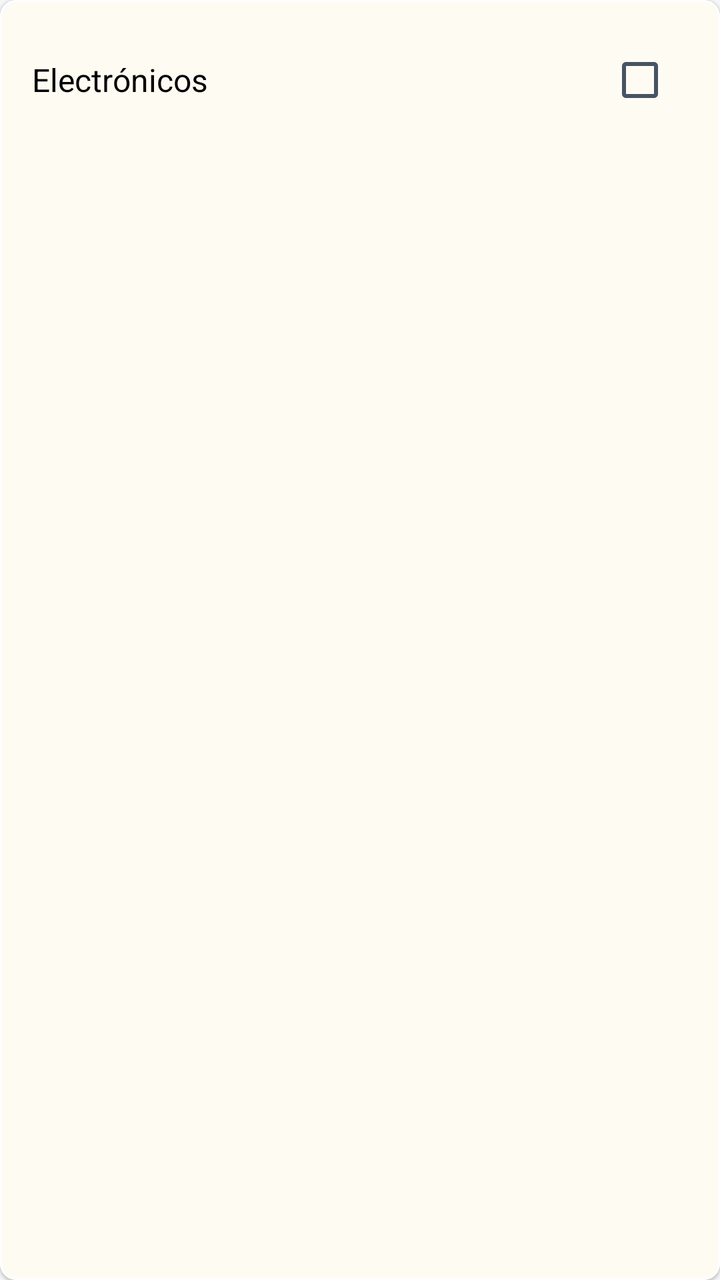
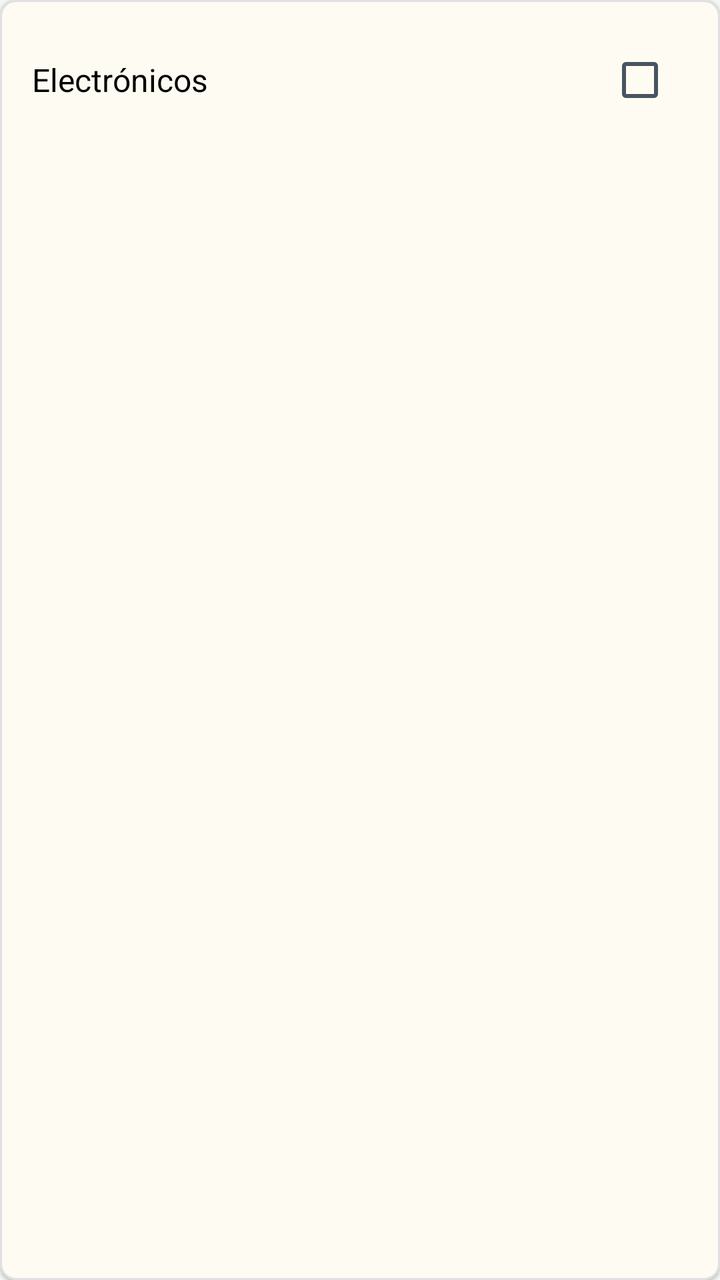

An Android layout rendered at two revisions. The XML below is the earlier revision; the diff shows what the commit changed to produce the second picture.
<!-- AndroidManifest.xml: application theme Base.Theme.MercadeoComitan -->
<!-- res/layout/item_categoria_favorita.xml -->
<?xml version="1.0" encoding="utf-8"?>
<com.google.android.material.card.MaterialCardView xmlns:android="http://schemas.android.com/apk/res/android"
    xmlns:app="http://schemas.android.com/apk/res-auto"
    android:layout_width="match_parent"
    android:layout_height="wrap_content"
    android:layout_marginHorizontal="8dp"
    android:layout_marginVertical="4dp"
    app:cardCornerRadius="8dp"
    app:cardElevation="1dp"
    app:strokeColor="@color/gray_light"
    app:strokeWidth="1dp">

    <LinearLayout
        android:layout_width="match_parent"
        android:layout_height="wrap_content"
        android:background="?attr/selectableItemBackground"
        android:gravity="center_vertical"
        android:orientation="horizontal"
        android:padding="16dp">

        <TextView
            android:id="@+id/tvCategoria"
            android:layout_width="0dp"
            android:layout_height="wrap_content"
            android:layout_weight="1"
            android:text="Electrónicos"
            android:textColor="@color/black"
            android:textSize="16sp" />

        <com.google.android.material.checkbox.MaterialCheckBox
            android:id="@+id/checkboxFavorita"
            android:layout_width="wrap_content"
            android:layout_height="wrap_content"
            android:clickable="false" />

    </LinearLayout>

</com.google.android.material.card.MaterialCardView>
<!-- resources referenced by this layout -->
<resources>
  <color name="black">#000000</color>
  <style name="Base.Theme.MercadeoComitan" parent="Theme.Material3.Light.NoActionBar">
          <item name="colorPrimary">@color/mi_color</item>
          <item name="colorOnPrimary">@color/brand_navy</item>
          <item name="colorPrimaryContainer">@color/brand_yellow_container</item>
          <item name="colorOnPrimaryContainer">@color/brand_navy</item>
          <item name="colorSecondary">@color/brand_teal</item>
          <item name="colorOnSecondary">@color/white</item>
          <item name="colorSecondaryContainer">@color/md_theme_primaryContainer</item>
          <item name="colorOnSecondaryContainer">@color/md_theme_onPrimaryContainer</item>
          <item name="colorTertiary">@color/brand_blue</item>
          <item name="colorOnTertiary">@color/white</item>
          <item name="colorSurface">@color/md_theme_surface</item>
          <item name="colorOnSurface">@color/md_theme_onSurface</item>
          <item name="colorSurfaceVariant">@color/md_theme_surfaceVariant</item>
          <item name="colorOnSurfaceVariant">@color/md_theme_onSurfaceVariant</item>
          <item name="colorOutline">@color/md_theme_outline</item>
          <item name="colorOutlineVariant">@color/md_theme_outlineVariant</item>
          <item name="android:colorBackground">@color/md_theme_background</item>
          <item name="android:navigationBarColor">@color/md_theme_surface</item>
          <item name="android:statusBarColor">@color/mi_color</item>
          <item name="android:windowLightStatusBar">true</item>
          <item name="android:fontFamily">sans-serif</item>
      </style>
  <color name="mi_color">#F5B400</color>
  <color name="brand_navy">#17324D</color>
  <color name="brand_yellow_container">#FFF1C2</color>
  <color name="brand_teal">#087E8B</color>
  <color name="white">#FFFFFF</color>
  <color name="md_theme_primaryContainer">#C8EEF0</color>
  <color name="md_theme_onPrimaryContainer">#00363A</color>
  <color name="brand_blue">#2563EB</color>
  <color name="md_theme_surface">#FFFFFF</color>
  <color name="md_theme_onSurface">@color/negro_oscuro</color>
  <color name="md_theme_surfaceVariant">#E8EDF2</color>
  <color name="md_theme_onSurfaceVariant">@color/gris_oscuro</color>
  <color name="md_theme_outline">#718096</color>
  <color name="md_theme_outlineVariant">#CBD5E1</color>
  <color name="md_theme_background">@color/fondo_app</color>
  <color name="negro_oscuro">#17212B</color>
  <color name="gris_oscuro">#465463</color>
  <color name="fondo_app">#F4F6F8</color>
</resources>

<!-- the commit's change to res/layout/item_categoria_favorita.xml (unified diff, before → after) -->
@@ -7,7 +7,7 @@
     android:layout_marginVertical="4dp"
     app:cardCornerRadius="8dp"
     app:cardElevation="1dp"
-    app:strokeColor="@color/gray_light"
+    app:strokeColor="#E0E0E0"
     app:strokeWidth="1dp">
 
     <LinearLayout
